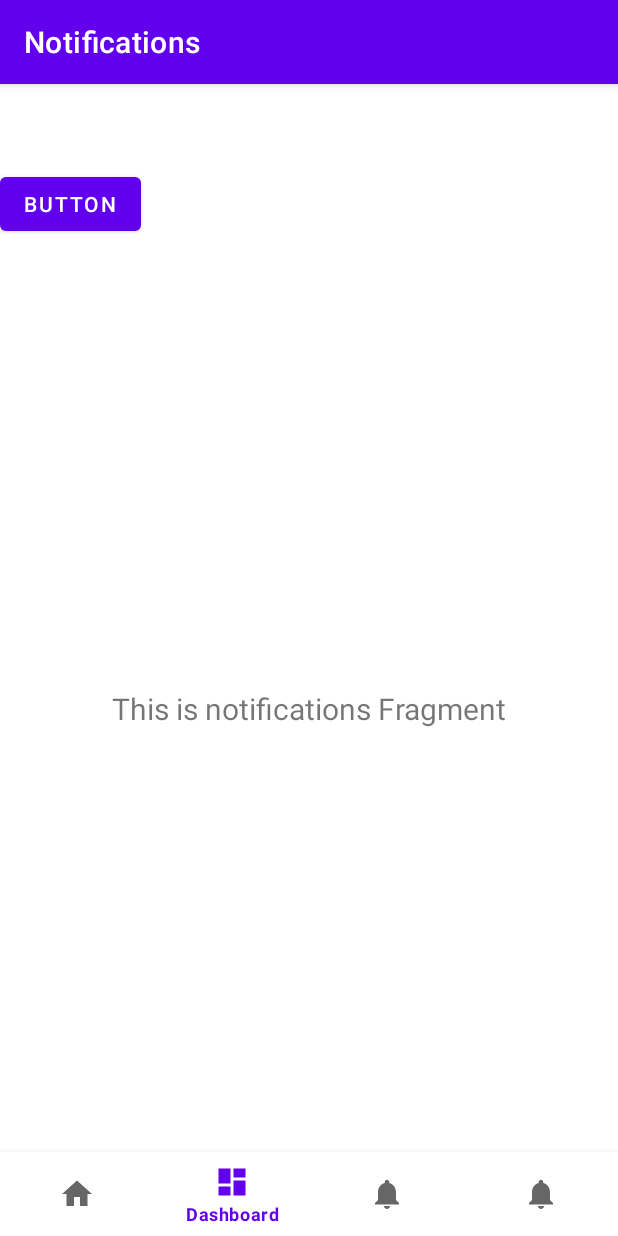
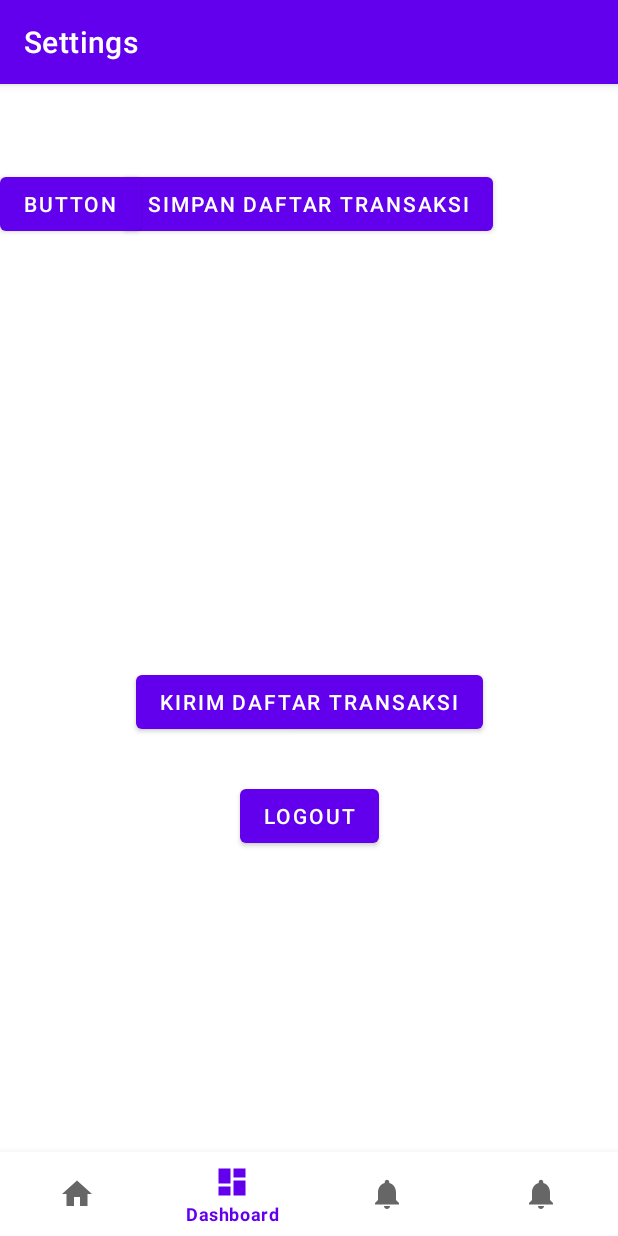
Before and after one commit to alishalistya/android-money-management-app, an Android app: the SettingsFragment screen opened through its navigation route, item 2 of the bottom bar chosen, on a phone screen of 412 x 824 dp. Run offline under Robolectric (Android 15) with nearby library versions, the phone set to English and light mode, and no system bars; our stand-ins replace navigation-ui.

Commit message:
add: settings button

```diff
--- a/app/src/main/AndroidManifest.xml
+++ b/app/src/main/AndroidManifest.xml
@@ -18,7 +18,7 @@
         android:theme="@style/Theme.Tubespbd"
         tools:targetApi="31">
         <activity
-            android:name=".SplashActivity"
+            android:name=".MainActivity"
             android:exported="true"
             android:label="@string/app_name">
             <intent-filter>
@@ -27,8 +27,6 @@
                 <category android:name="android.intent.category.LAUNCHER" />
             </intent-filter>
         </activity>
-        <activity android:name=".LoginActivity" />
-        <activity android:name=".MainActivity" />
         <service
             android:name=".auth.TokenExpirationService"
             android:foregroundServiceType="dataSync"
--- a/app/src/main/java/com/example/tubespbd/MainActivity.kt
+++ b/app/src/main/java/com/example/tubespbd/MainActivity.kt
@@ -39,7 +39,7 @@ class MainActivity : AppCompatActivity() {
 
         val appBarConfiguration = AppBarConfiguration(
             setOf(
-                R.id.navigation_home, R.id.navigation_scan, R.id.navigation_dashboard, R.id.navigation_notifications
+                R.id.navigation_home, R.id.navigation_scan, R.id.navigation_dashboard, R.id.navigation_settings
             )
         )
         setupActionBarWithNavController(navController, appBarConfiguration)
--- a/app/src/main/java/com/example/tubespbd/ui/notifications/NotificationsFragment.kt
+++ b/app/src/main/java/com/example/tubespbd/ui/settings/SettingsFragment.kt
@@ -1,4 +1,4 @@
-package com.example.tubespbd.ui.notifications
+package com.example.tubespbd.ui.settings
 
 import android.os.Bundle
 import android.view.LayoutInflater
@@ -7,11 +7,11 @@ import android.view.ViewGroup
 import android.widget.TextView
 import androidx.fragment.app.Fragment
 import androidx.lifecycle.ViewModelProvider
-import com.example.tubespbd.databinding.FragmentNotificationsBinding
+import com.example.tubespbd.databinding.FragmentSettingsBinding
 
-class NotificationsFragment : Fragment() {
+class SettingsFragment : Fragment() {
 
-    private var _binding: FragmentNotificationsBinding? = null
+    private var _binding: FragmentSettingsBinding? = null
 
     // This property is only valid between onCreateView and
     // onDestroyView.
@@ -22,16 +22,11 @@ class NotificationsFragment : Fragment() {
         container: ViewGroup?,
         savedInstanceState: Bundle?
     ): View {
-        val notificationsViewModel =
-            ViewModelProvider(this).get(NotificationsViewModel::class.java)
+        val settingsViewModel =
+            ViewModelProvider(this).get(SettingsViewModel::class.java)
 
-        _binding = FragmentNotificationsBinding.inflate(inflater, container, false)
+        _binding = FragmentSettingsBinding.inflate(inflater, container, false)
         val root: View = binding.root
-
-        val textView: TextView = binding.textNotifications
-        notificationsViewModel.text.observe(viewLifecycleOwner) {
-            textView.text = it
-        }
         return root
     }
 
--- a/app/src/main/java/com/example/tubespbd/ui/notifications/NotificationsViewModel.kt
+++ b/app/src/main/java/com/example/tubespbd/ui/settings/SettingsViewModel.kt
@@ -1,13 +1,13 @@
-package com.example.tubespbd.ui.notifications
+package com.example.tubespbd.ui.settings
 
 import androidx.lifecycle.LiveData
 import androidx.lifecycle.MutableLiveData
 import androidx.lifecycle.ViewModel
 
-class NotificationsViewModel : ViewModel() {
+class SettingsViewModel : ViewModel() {
 
     private val _text = MutableLiveData<String>().apply {
-        value = "This is notifications Fragment"
+        value = "This is settings Fragment"
     }
     val text: LiveData<String> = _text
 }
--- a/app/src/main/res/layout/fragment_notifications.xml
+++ /dev/null
@@ -1,22 +0,0 @@
-<?xml version="1.0" encoding="utf-8"?>
-<androidx.constraintlayout.widget.ConstraintLayout xmlns:android="http://schemas.android.com/apk/res/android"
-    xmlns:app="http://schemas.android.com/apk/res-auto"
-    xmlns:tools="http://schemas.android.com/tools"
-    android:layout_width="match_parent"
-    android:layout_height="match_parent"
-    tools:context=".ui.notifications.NotificationsFragment">
-
-    <TextView
-        android:id="@+id/text_notifications"
-        android:layout_width="match_parent"
-        android:layout_height="wrap_content"
-        android:layout_marginStart="8dp"
-        android:layout_marginTop="8dp"
-        android:layout_marginEnd="8dp"
-        android:textAlignment="center"
-        android:textSize="20sp"
-        app:layout_constraintBottom_toBottomOf="parent"
-        app:layout_constraintEnd_toEndOf="parent"
-        app:layout_constraintStart_toStartOf="parent"
-        app:layout_constraintTop_toTopOf="parent" />
-</androidx.constraintlayout.widget.ConstraintLayout>
--- /dev/null
+++ b/app/src/main/res/layout/fragment_settings.xml
@@ -0,0 +1,39 @@
+<?xml version="1.0" encoding="utf-8"?>
+<androidx.constraintlayout.widget.ConstraintLayout xmlns:android="http://schemas.android.com/apk/res/android"
+    xmlns:app="http://schemas.android.com/apk/res-auto"
+    xmlns:tools="http://schemas.android.com/tools"
+    android:layout_width="match_parent"
+    android:layout_height="match_parent"
+    tools:context=".ui.settings.SettingsFragment">
+
+    <Button
+        android:id="@+id/save_button"
+        android:layout_width="wrap_content"
+        android:layout_height="wrap_content"
+        android:text="Simpan Daftar Transaksi"
+        app:layout_constraintEnd_toEndOf="parent"
+        app:layout_constraintHorizontal_bias="0.496"
+        app:layout_constraintStart_toStartOf="parent"
+        app:layout_constraintTop_toTopOf="parent" />
+
+    <Button
+        android:id="@+id/send_button"
+        android:layout_width="wrap_content"
+        android:layout_height="wrap_content"
+        android:text="Kirim Daftar Transaksi"
+        app:layout_constraintBottom_toBottomOf="parent"
+        app:layout_constraintEnd_toEndOf="parent"
+        app:layout_constraintStart_toStartOf="parent"
+        app:layout_constraintTop_toTopOf="parent" />
+
+    <Button
+        android:id="@+id/logout_button"
+        android:layout_width="wrap_content"
+        android:layout_height="wrap_content"
+        android:text="Logout"
+        app:layout_constraintBottom_toBottomOf="parent"
+        app:layout_constraintEnd_toEndOf="parent"
+        app:layout_constraintStart_toStartOf="parent"
+        app:layout_constraintTop_toTopOf="parent"
+        app:layout_constraintVertical_bias="0.614" />
+</androidx.constraintlayout.widget.ConstraintLayout>
--- a/app/src/main/res/menu/bottom_nav_menu.xml
+++ b/app/src/main/res/menu/bottom_nav_menu.xml
@@ -17,8 +17,8 @@
         android:title="@string/title_scan" />
 
     <item
-        android:id="@+id/navigation_notifications"
+        android:id="@+id/navigation_settings"
         android:icon="@drawable/ic_notifications_black_24dp"
-        android:title="@string/title_notifications" />
+        android:title="@string/title_settings" />
 
 </menu>
--- a/app/src/main/res/navigation/mobile_navigation.xml
+++ b/app/src/main/res/navigation/mobile_navigation.xml
@@ -24,8 +24,8 @@
         tools:layout="@layout/fragment_scan"/>
 
     <fragment
-        android:id="@+id/navigation_notifications"
-        android:name="com.example.tubespbd.ui.notifications.NotificationsFragment"
-        android:label="@string/title_notifications"
-        tools:layout="@layout/fragment_notifications" />
+        android:id="@+id/navigation_settings"
+        android:name="com.example.tubespbd.ui.settings.SettingsFragment"
+        android:label="@string/title_settings"
+        tools:layout="@layout/fragment_settings" />
 </navigation>
--- a/app/src/main/res/values/strings.xml
+++ b/app/src/main/res/values/strings.xml
@@ -2,7 +2,7 @@
     <string name="app_name">tubespbd</string>
     <string name="title_home">Home</string>
     <string name="title_dashboard">Dashboard</string>
-    <string name="title_notifications">Notifications</string>
+    <string name="title_settings">Settings</string>
     <string name="splash_text">
         ꦧꦺꦴꦤ꧀ꦝꦺꦴ
 ꦩꦤ꧀
```
